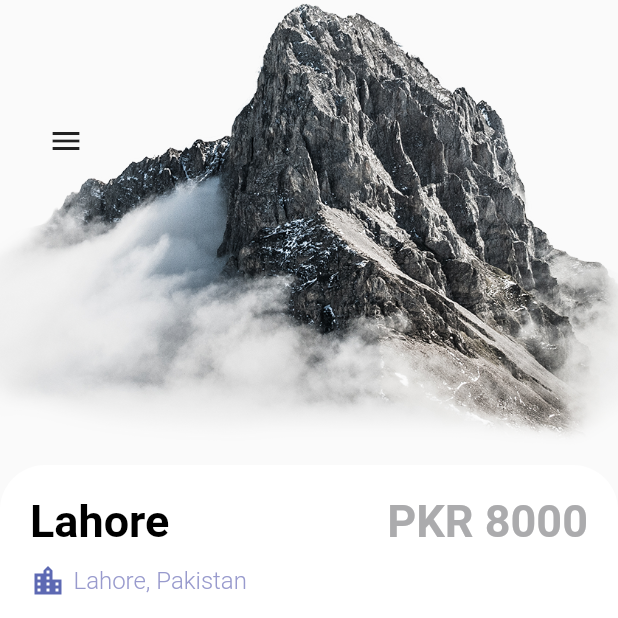
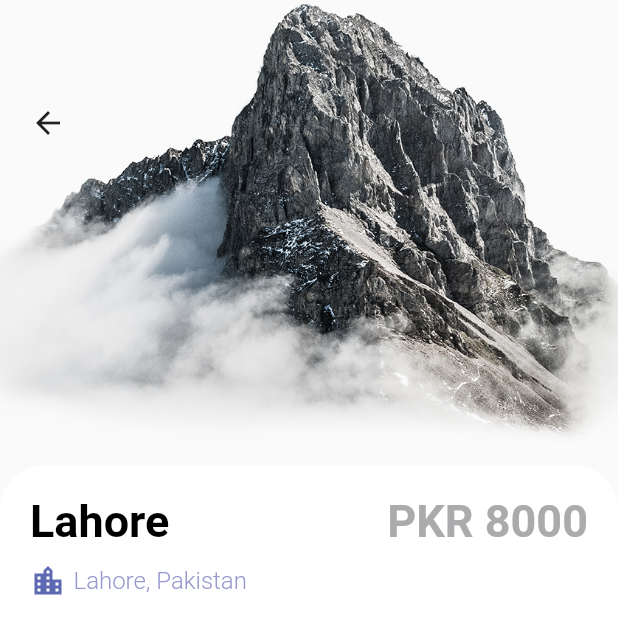
Before and after one commit to msamiislam/tourismapp, a Flutter app: the DetailPage screen opened directly, on a phone screen of 412 x 824 dp, the top half of it. Run offline on Flutter 3.47's test engine with Material 2 defaults, Android fonts, the phone set to English and light mode, and no system bars; our stand-ins replace bloc, equatable, flutter_bloc.

Commit message:
UI fix, update dashboard UI, detail page navigation fix

```diff
--- a/analysis_options.yaml
+++ b/analysis_options.yaml
@@ -24,6 +24,7 @@ linter:
   rules:
     prefer_const_literals_to_create_immutables: false
     prefer_const_constructors: false
+    avoid_unnecessary_containers: false
     # avoid_print: false  # Uncomment to disable the `avoid_print` rule
     # prefer_single_quotes: true  # Uncomment to enable the `prefer_single_quotes` rule
 
--- a/lib/cubit/app_cubit_state.dart
+++ b/lib/cubit/app_cubit_state.dart
@@ -31,20 +31,20 @@ class LoadingState extends CubitStates{
 
 }
 
-class LoadedState extends CubitStates{
-  LoadedState(this.places);
+class MainState extends CubitStates{
+  MainState(this.places);
   final List<DataModel>places;
   @override
   // TODO: implement props
   List<Object> get props => [places];
-
 }
 
-class DetailState extends CubitStates{
-  DetailState(this.place);
-  final DataModel place;
+class DetailState extends CubitStates {
+  DetailState([this.place]);
+
+  final DataModel? place;
+
   @override
   // TODO: implement props
-  List<Object> get props => [place];
-
+  List<Object> get props => [];
 }
--- a/lib/cubit/app_cubits_logic.dart
+++ b/lib/cubit/app_cubits_logic.dart
@@ -23,10 +23,10 @@ class _AppCubitsLogicState extends State<AppCubitsLogic> {
             return WelcomePage();
           }if(state is DetailState){
             return DetailPage();
-          }if(state is LoadedState){
+          }if(state is MainState){
             return MainPage();
           }if(state is LoadingState){
-            return Center(child: CircularProgressIndicator(),);
+            return Center(child: CircularProgressIndicator());
           }
           else{
             return Container();
--- a/lib/pages/detail_page.dart
+++ b/lib/pages/detail_page.dart
@@ -1,4 +1,6 @@
 import 'package:flutter/material.dart';
+import 'package:flutter_bloc/flutter_bloc.dart';
+import 'package:tourismapp/cubit/app_cubits.dart';
 import 'package:tourismapp/misc/colors.dart';
 import 'package:tourismapp/widgets/app_button.dart';
 import 'package:tourismapp/widgets/large_txt.dart';
@@ -13,23 +15,16 @@ class DetailPage extends StatefulWidget {
 }
 
 class _DetailPageState extends State<DetailPage> {
-  int selectedindex = -1;
+  int selectedIndex = -1;
+
   @override
   Widget build(BuildContext context) {
     return Scaffold(
-      body: Container(
+      body: SizedBox(
         width: double.maxFinite,
         height: double.maxFinite,
         child: Stack(
           children: [
-            Positioned(
-                left: 20,
-                top: 70,
-                child: Row(
-                  children: [
-                    IconButton(onPressed: () {}, icon: Icon(Icons.menu))
-                  ],
-                )),
             Positioned(
                 left: 0,
                 right: 0,
@@ -132,22 +127,16 @@ class _DetailPageState extends State<DetailPage> {
                         return InkWell(
                           onTap: () {
                             setState(() {
-                              selectedindex = index;
+                              selectedIndex = index;
                             });
                           },
                           child: Container(
                             margin: const EdgeInsets.only(right: 10),
                             child: AppButtons(
                               size: 50,
-                              backgroundColor: selectedindex == index
-                                  ? Colors.black
-                                  : AppColors.buttonBackground,
-                              borderColor: selectedindex == index
-                                  ? Colors.black
-                                  : AppColors.buttonBackground,
-                              color: selectedindex == index
-                                  ? Colors.white
-                                  : Colors.black,
+                              backgroundColor: selectedIndex == index ? Colors.black : AppColors.buttonBackground,
+                              borderColor: selectedIndex == index ? Colors.black : AppColors.buttonBackground,
+                              color: selectedIndex == index ? Colors.white : Colors.black,
                               text: (index + 1).toString(),
                               //for icon use in button
                               //icon: Icons.favourite_border,
@@ -179,8 +168,7 @@ class _DetailPageState extends State<DetailPage> {
                     ],
                   ),
                 )),
-
-                //at bootom wishlist button and booknow button
+            //at bottom wishlist button and book now button
             Positioned(
                 bottom: 20,
                 left: 20,
@@ -195,13 +183,21 @@ class _DetailPageState extends State<DetailPage> {
                       isIcon: true,
                       icon: Icons.favorite_border,
                     ),
-                      SizedBox(width: 20,),
+                    SizedBox(
+                      width: 20,
+                    ),
                     ResponsiveButton(
                       isResponsive: true,
-
                     ),
                   ],
-                  ))
+                )),
+            Positioned(
+                left: 20,
+                top: 70,
+                child: InkWell(
+                  onTap: () => BlocProvider.of<AppCubits>(context).mainPage(),
+                  child: Icon(Icons.arrow_back),
+                )),
           ],
         ),
       ),
--- a/lib/pages/navpages/main_page.dart
+++ b/lib/pages/navpages/main_page.dart
@@ -1,6 +1,6 @@
 import 'package:flutter/material.dart';
 import 'package:tourismapp/pages/navpages/bar_item_page.dart';
-import 'package:tourismapp/pages/home-page.dart';
+import 'package:tourismapp/pages/home_page.dart';
 import 'package:tourismapp/pages/navpages/my_page.dart';
 import 'package:tourismapp/pages/navpages/search_page.dart';
 
--- a/lib/pages/welcome_page.dart
+++ b/lib/pages/welcome_page.dart
@@ -65,7 +65,7 @@ class _WelcomePageState extends State<WelcomePage> {
                       SizedBox(height: 22,),
                       GestureDetector(
                         onTap: (){
-                          BlocProvider.of<AppCubits>(context).getData();
+                          BlocProvider.of<AppCubits>(context).mainPage();
                         },
                         child: Container(
                           width: 200,
--- a/lib/widgets/responsive_button.dart
+++ b/lib/widgets/responsive_button.dart
@@ -1,6 +1,5 @@
 import 'package:tourismapp/misc/colors.dart';
 import 'package:flutter/material.dart';
-import 'package:flutter/cupertino.dart';
 import 'package:tourismapp/widgets/simple_txt.dart';
 
 
```
Also changed, not shown: lib/cubit/app_cubits.dart (+9 -9 lines), lib/pages/home-page.dart (deleted, +0 -217 lines), lib/pages/home_page.dart (added, +225 -0 lines), pubspec.lock, 6 other files. Lines whose indentation alone changed are shown as unchanged.
